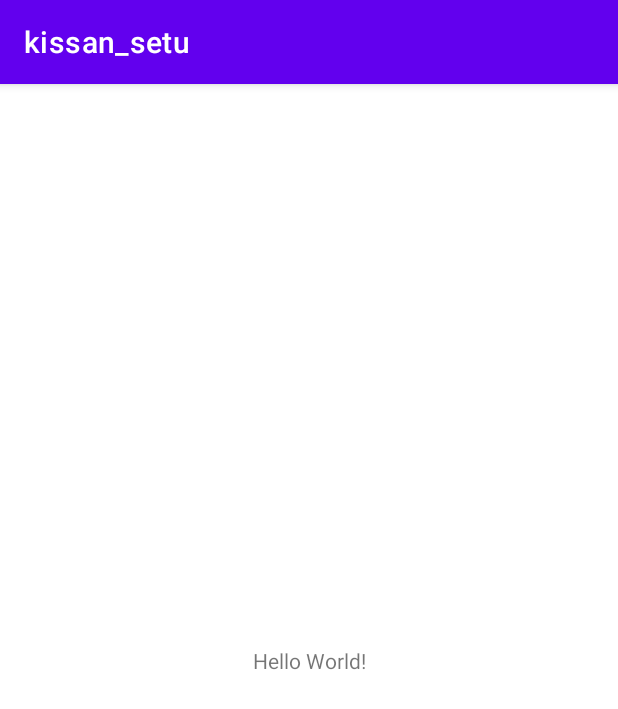
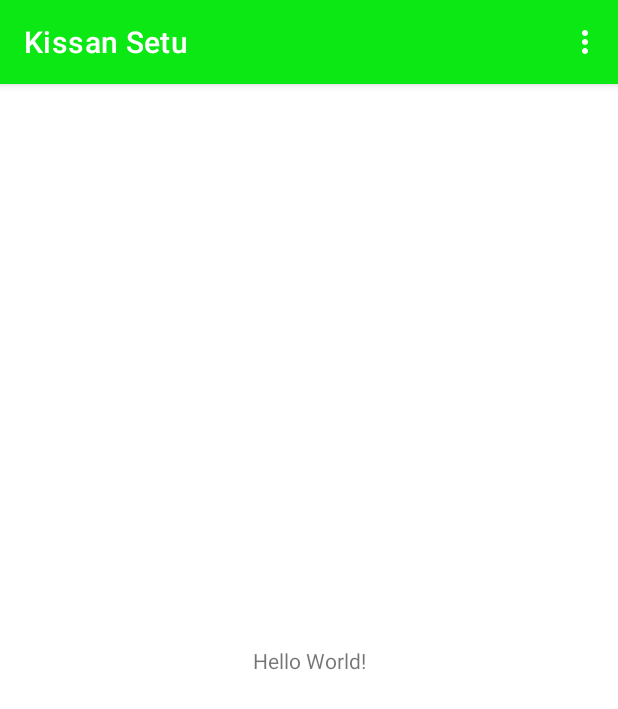
Before and after one commit to rajjaiswal07/kissan_setu, an Android app: the screen it shows after launch (MainActivity), on a phone screen of 412 x 824 dp. Shown: the top 709 px of the screen. Run offline under Robolectric (Android 15) with nearby library versions, the phone set to English and light mode, and no system bars.

Commit message:
Menu Bar developed

```diff
--- /dev/null
+++ b/app/src/main/res/menu/kissan_setu.xml
@@ -0,0 +1,44 @@
+<?xml version="1.0" encoding="utf-8"?>
+<menu xmlns:android="http://schemas.android.com/apk/res/android"
+    xmlns:app="http://schemas.android.com/apk/res-auto">
+
+    <item android:id="@+id/profile"
+        android:title="Profile"
+        app:showAsAction="never" />
+
+    <item android:id="@+id/settings"
+        android:title="Settings"
+        app:showAsAction="never" />
+
+    <item android:id="@+id/contact_us"
+        android:title="Contact Us"
+        app:showAsAction="never" />
+
+    <item android:id="@+id/products"
+        android:title="Products"
+        app:showAsAction="never">
+        <menu>
+            <item android:id="@+id/vegetables"
+                android:title="Vegetables"/>
+            <item android:id="@+id/fruits"
+                android:title="Fruits"/>
+            <item android:id="@+id/spices"
+                android:title="Spices"/>
+            <item android:id="@+id/grains"
+                android:title="Grains"/>
+        </menu>
+    </item>
+
+    <item android:id="@+id/locations"
+        android:title="Locations"
+        app:showAsAction="never" />
+
+    <item android:id="@+id/status"
+        android:title="Status"
+        app:showAsAction="never" />
+
+    <item android:id="@+id/about_us"
+        android:title="About Us"
+        app:showAsAction="never" />
+
+</menu>
--- a/app/src/main/res/values/colors.xml
+++ b/app/src/main/res/values/colors.xml
@@ -1,7 +1,7 @@
 <?xml version="1.0" encoding="utf-8"?>
 <resources>
     <color name="purple_200">#FFBB86FC</color>
-    <color name="purple_500">#FF6200EE</color>
+    <color name="purple_500">#0BE814</color>
     <color name="purple_700">#FF3700B3</color>
     <color name="teal_200">#FF03DAC5</color>
     <color name="teal_700">#FF018786</color>
--- a/app/src/main/res/values/strings.xml
+++ b/app/src/main/res/values/strings.xml
@@ -1,3 +1,3 @@
 <resources>
-    <string name="app_name">kissan_setu</string>
+    <string name="app_name">Kissan Setu</string>
 </resources>
```
Also changed, not shown: app/src/main/java/com/example/kissan_setu/MainActivity.java (+53 -0 lines).
